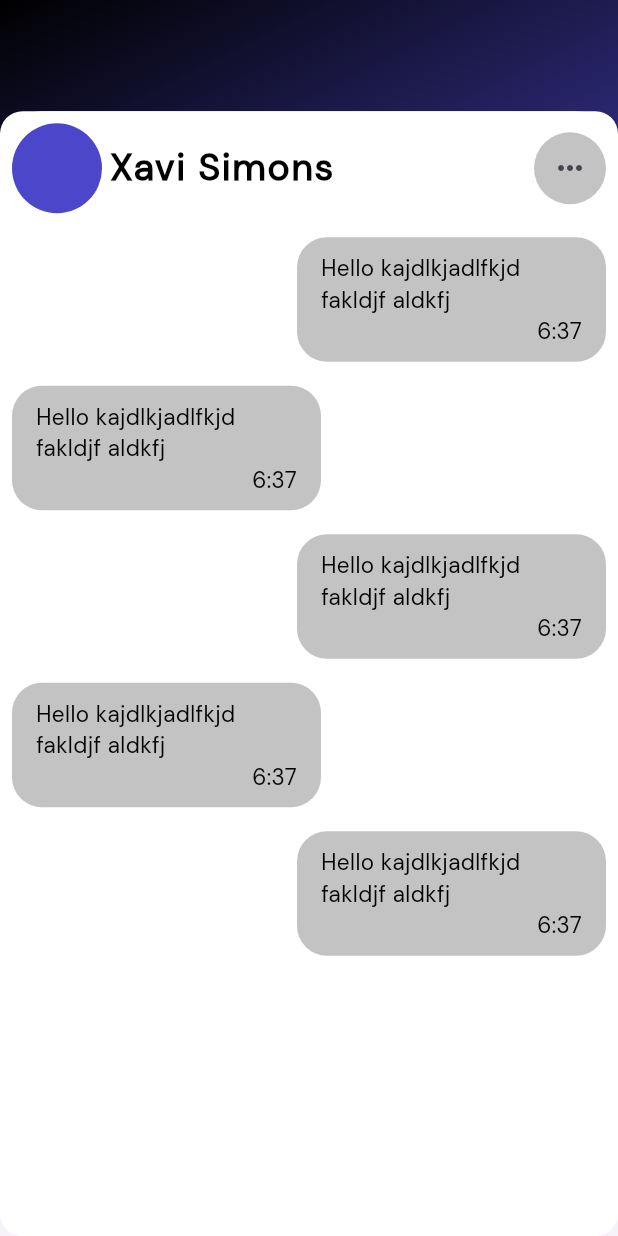
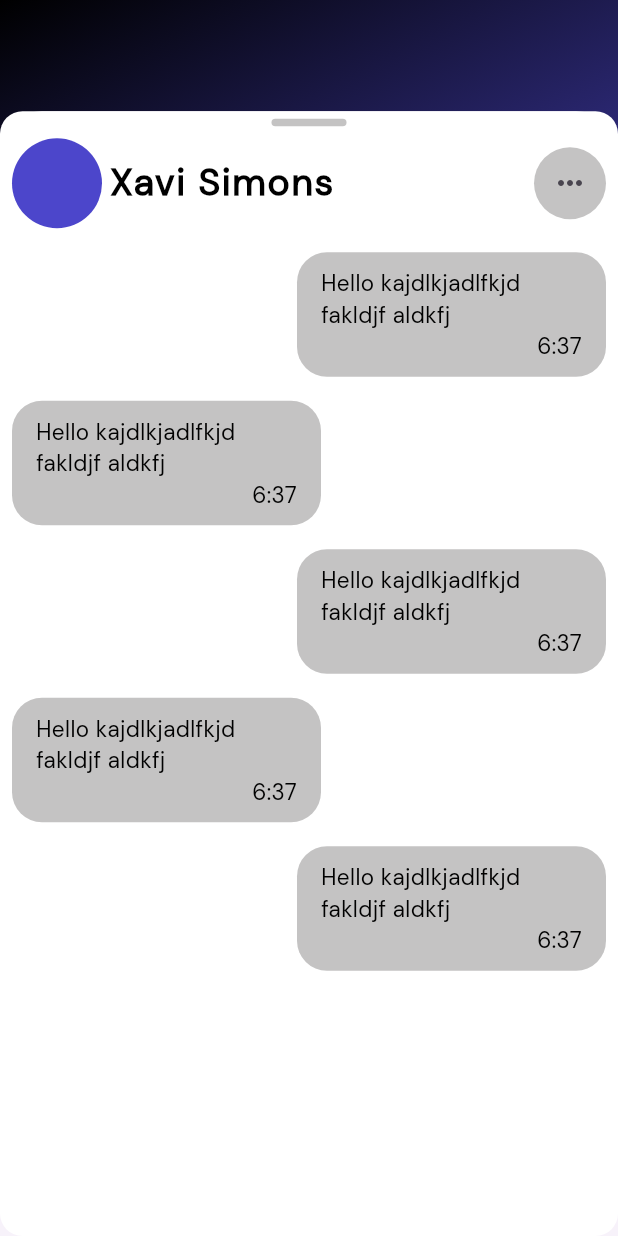
Before and after one commit to janWICKEDpro/real_time_chat, a Flutter app: the MessagingScreen screen opened by its route, on a phone screen of 412 x 824 dp. Run offline on Flutter 3.47's test engine with Material 2 defaults, Android fonts, the phone set to English and light mode, and no system bars; our stand-ins replace cloud_firestore, firebase_auth, firebase_core, flutter_bloc, get_it, go_router; accounts and stored records are empty.

Commit message:
basic routing

```diff
--- a/lib/routes/routes.dart
+++ b/lib/routes/routes.dart
@@ -2,12 +2,13 @@
 import 'package:chat_app/screens/email_auth_screen.dart';
 import 'package:chat_app/screens/email_unverified_screen.dart';
 import 'package:chat_app/screens/messaging_screen.dart';
+import 'package:flutter/material.dart';
 import 'package:go_router/go_router.dart';
 
 class AppRouter {
   GoRouter routes = GoRouter(routes: [
     GoRoute(
-      path: '/ad',
+      path: '/',
       pageBuilder: (context, routerState) => const NoTransitionPage(
         child: MainScreen(),
       ),
@@ -25,10 +26,22 @@
       ),
     ),
     GoRoute(
-      path: '/',
-      pageBuilder: (context, routerState) => const NoTransitionPage(
-        child: MessagingScreen(),
-      ),
-    ),
+        path: '/messaging',
+        pageBuilder: (context, routerState) => CustomTransitionPage(
+            transitionsBuilder:
+                (context, animation, secondaryAnimation, child) {
+              const begin = Offset(0.0, 1.0);
+              const end = Offset.zero;
+              const curve = Curves.ease;
+
+              var tween =
+                  Tween(begin: begin, end: end).chain(CurveTween(curve: curve));
+
+              return SlideTransition(
+                position: animation.drive(tween),
+                child: child,
+              );
+            },
+            child: MessagingScreen())),
   ]);
 }
--- a/lib/screens/messaging_screen.dart
+++ b/lib/screens/messaging_screen.dart
@@ -4,13 +4,18 @@
 import 'package:chat_app/widgets/message_tile.dart';
 import 'package:chat_app/widgets/size_box.dart';
 import 'package:flutter/material.dart';
+import 'package:go_router/go_router.dart';
 
 class MessagingScreen extends StatelessWidget {
   const MessagingScreen({super.key});
 
   @override
   Widget build(BuildContext context) {
-    return Scaffold(
+    return GestureDetector(
+      onVerticalDragUpdate: (_) {
+        context.pop();
+      },
+      child: Scaffold(
         body: Container(
           decoration: const BoxDecoration(gradient: gradient),
         ),
@@ -23,6 +28,16 @@
           ),
           child: Column(
             children: [
+              sizedBox(height: 5),
+              Center(
+                child: Container(
+                  height: 5,
+                  width: 50,
+                  decoration: const BoxDecoration(
+                      color: grey,
+                      borderRadius: BorderRadius.all(Radius.circular(10))),
+                ),
+              ),
               Padding(
                 padding: const EdgeInsets.all(8.0),
                 child: Row(
@@ -67,6 +82,7 @@
             ],
           ),
         ),
+      ),
     );
   }
 }
```
Also changed, not shown: lib/screens/chat_screen.dart (+23 -6 lines), lib/screens/email_auth_screen.dart (+65 -2 lines), lib/widgets/chat_tile.dart (+7 -7 lines), 2 other files. Lines whose indentation alone changed are shown as unchanged.
